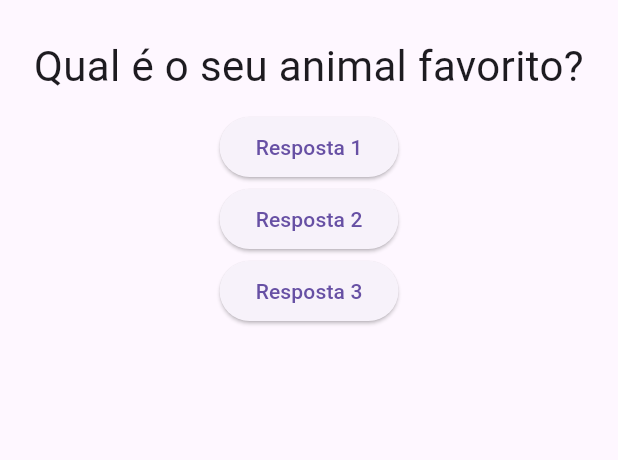
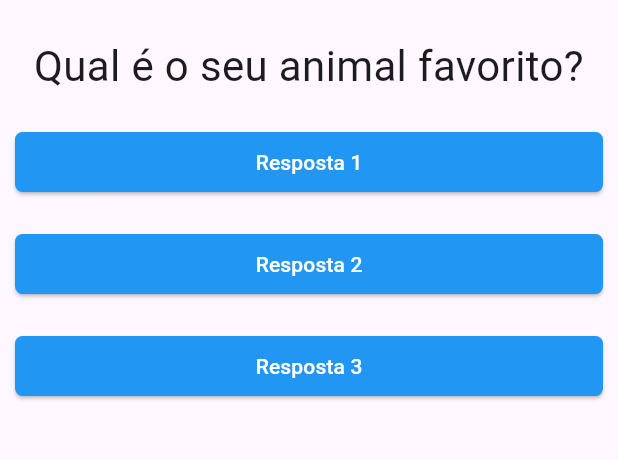
Before and after one commit to matheusant/questionario_flutter, a Flutter app: the screen it shows after launch, after a tap on "Resposta 1", on a phone screen of 412 x 824 dp, the part 63-523 px from its top. Run offline on Flutter 3.47's test engine with Material 3 defaults, Android fonts, the phone set to English and light mode, and no system bars.

Commit message:
criando componente resposta

```diff
--- a/lib/main.dart
+++ b/lib/main.dart
@@ -1,5 +1,6 @@
 import 'package:flutter/material.dart';
 import 'package:projeto_perguntas/questao.dart';
+import 'package:projeto_perguntas/resposta.dart';
 
 void main() {
   runApp(const PerguntaApp());
@@ -8,7 +9,7 @@ void main() {
 class _PerguntaAppState extends State<PerguntaApp> {
   var _perguntaSelecionada = 0;
 
-  void responder() {
+  void _responder() {
     setState(() {
       _perguntaSelecionada++;
     });
@@ -29,9 +30,9 @@ class _PerguntaAppState extends State<PerguntaApp> {
         body: Column(
           children: [
             Questao(perguntas[_perguntaSelecionada]),
-            ElevatedButton(onPressed: responder, child: Text('Resposta 1')),
-            ElevatedButton(onPressed: responder, child: Text('Resposta 2')),
-            ElevatedButton(onPressed: responder, child: Text('Resposta 3')),
+            Resposta('Resposta 1', _responder),
+            Resposta('Resposta 2', _responder),
+            Resposta('Resposta 3', _responder),
           ],
         ),
       ),
--- /dev/null
+++ b/lib/resposta.dart
@@ -0,0 +1,28 @@
+import 'package:flutter/material.dart';
+
+class Resposta extends StatelessWidget {
+  const Resposta(this.texto, this.quandoSelecionado, {super.key});
+
+  final String texto;
+  final void Function() quandoSelecionado;
+
+  @override
+  Widget build(BuildContext context) {
+    return Container(
+      width: double.infinity,
+      margin: EdgeInsets.all(10),
+      child: ElevatedButton(
+          style: ElevatedButton.styleFrom(
+              backgroundColor: Colors.blue,
+              foregroundColor: Colors.white,
+              padding: const EdgeInsets.all(10),
+              shape: RoundedRectangleBorder(
+                  borderRadius: BorderRadius.circular(5)
+              )
+          ),
+        onPressed: quandoSelecionado,
+        child: Text(texto),
+      ),
+    );
+  }
+}
```
